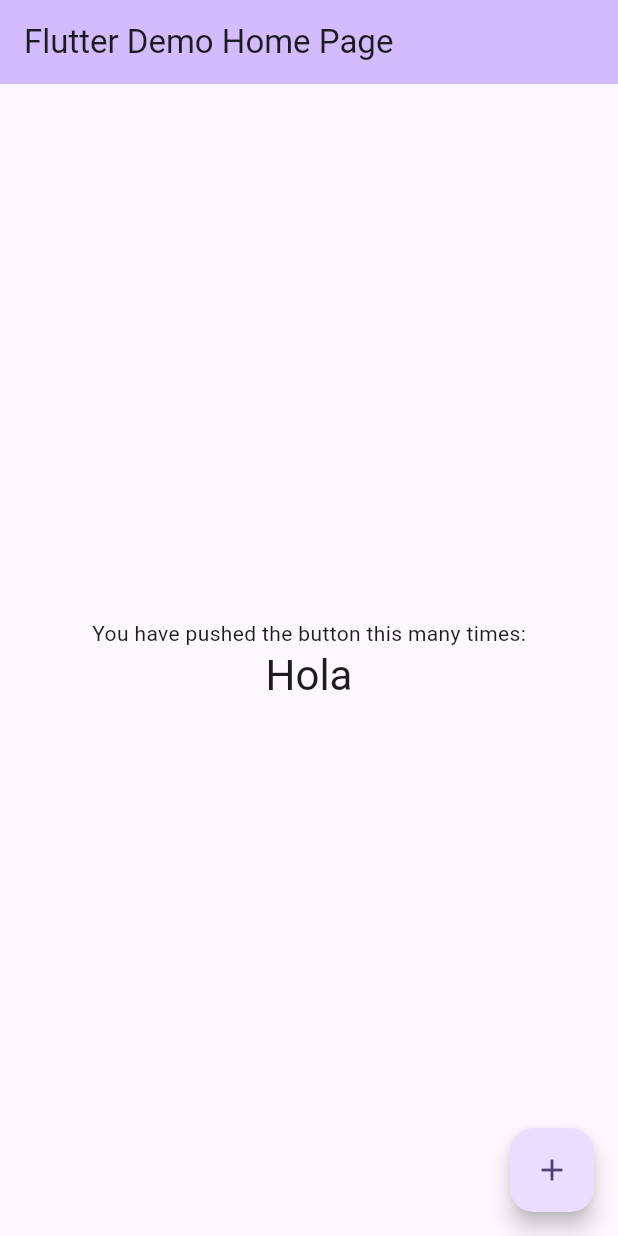
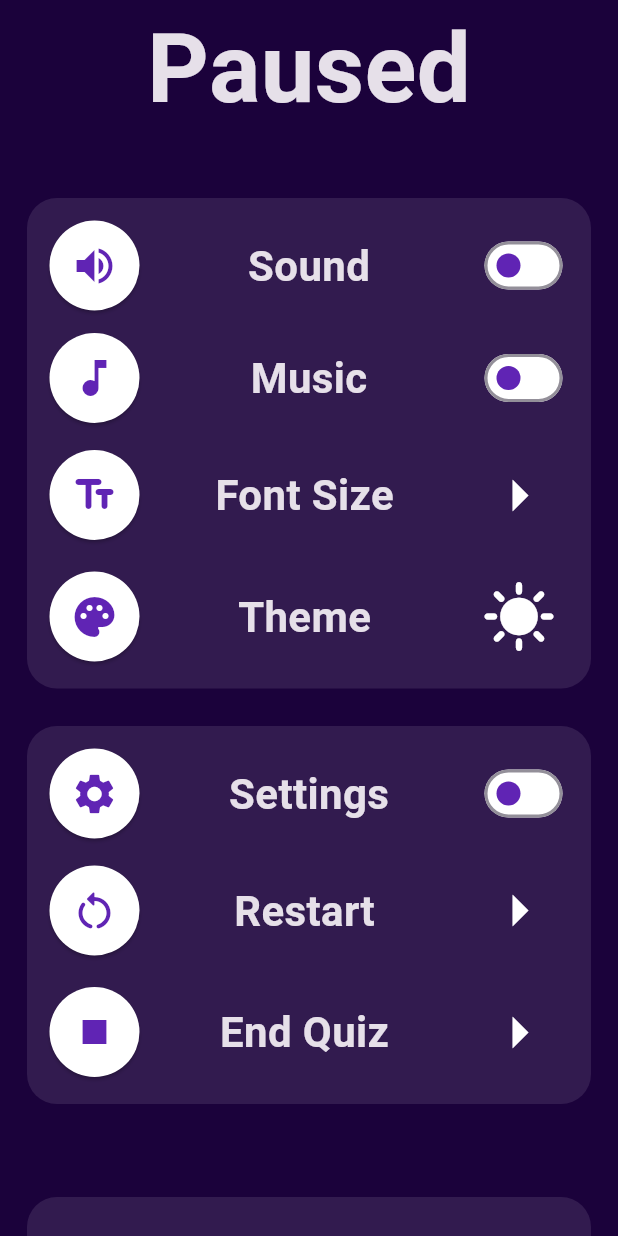
Before and after one commit to m-irfan-km-rjk/FinLit, a Flutter app: the screen it shows after launch, on a phone screen of 412 x 824 dp. Run offline on Flutter 3.47's test engine with Material 3 defaults, Android fonts, the phone set to English and light mode, and no system bars; our stand-ins replace google_fonts.

Commit message:
Pause and Homepage done

```diff
--- /dev/null
+++ b/lib/components/themes/theme.dart
@@ -0,0 +1,31 @@
+import 'package:flutter/material.dart';
+
+class AppThemes {
+  static final lightTheme = ThemeData(
+    brightness: Brightness.light,
+    scaffoldBackgroundColor: Colors.white,
+    cardColor: Colors.grey[200],
+    colorScheme: ColorScheme.light(
+      primary: Colors.deepPurple,
+      secondary: Colors.purpleAccent,
+      surface: Colors.white, // used for cards/containers
+    ),
+  );
+
+  static final darkTheme = ThemeData(
+    brightness: Brightness.dark,
+    scaffoldBackgroundColor: Color(0xFF1B023B), // your dark purple background
+    cardColor: Color(0xFF321B4F),
+    elevatedButtonTheme: ElevatedButtonThemeData(
+      style: ElevatedButton.styleFrom(
+        backgroundColor: Colors.white,          // button bg
+        foregroundColor: Color(0xFF6024B4),     // text + icon color
+      ),
+    ),
+    iconButtonTheme: IconButtonThemeData(
+      style: IconButton.styleFrom(
+        foregroundColor: Colors.white
+      )
+    )
+  );
+}
--- /dev/null
+++ b/lib/components/ui/icon_button.dart
@@ -0,0 +1,32 @@
+import 'package:flutter/material.dart';
+
+class FButton extends StatefulWidget {
+  Icon fIcon;
+  VoidCallback onPressed;
+
+  FButton({
+    super.key,
+    required this.fIcon,
+    required this.onPressed,
+  });
+
+  @override
+  State<FButton> createState() => _FButtonState();
+}
+
+class _FButtonState extends State<FButton> {
+  @override
+  Widget build(BuildContext context) {
+    return ElevatedButton(
+      onPressed: widget.onPressed,
+      style: ElevatedButton.styleFrom(
+        minimumSize: const Size(60, 60),   // width, height
+        padding: const EdgeInsets.all(10), // inner padding
+        shape: RoundedRectangleBorder(
+          borderRadius: BorderRadius.circular(50), // rounded corners
+        ),
+      ).merge(Theme.of(context).elevatedButtonTheme.style),
+      child: widget.fIcon,
+    );
+  }
+}
--- /dev/null
+++ b/lib/components/ui/setting_item.dart
@@ -0,0 +1,40 @@
+import 'package:flutter/material.dart';
+
+import 'icon_button.dart';
+
+class SettingItem extends StatefulWidget {
+
+  final Icon fIcon;
+  final String fText;
+  final Widget fWidget;
+
+  const SettingItem({
+    super.key,
+    required this.fIcon,
+    required this.fText,
+    required this.fWidget
+  });
+
+  @override
+  State<SettingItem> createState() => _SettingItemState();
+}
+
+class _SettingItemState extends State<SettingItem> {
+  @override
+  Widget build(BuildContext context) {
+    return Row(
+      mainAxisAlignment: MainAxisAlignment.spaceBetween,
+      children: [
+        FButton(fIcon: widget.fIcon,onPressed: () {}),
+        Text(
+          widget.fText,
+          style: TextStyle(
+              fontSize: 28,
+              fontWeight: FontWeight.bold
+          ),
+        ),
+        widget.fWidget
+      ],
+    );
+  }
+}
--- a/lib/main.dart
+++ b/lib/main.dart
@@ -1,3 +1,6 @@
+import 'package:finlit/components/themes/theme.dart';
+import 'package:finlit/pages/home.dart';
+import 'package:finlit/pages/pause.dart';
 import 'package:flutter/material.dart';
 
 void main() {
@@ -11,10 +14,8 @@ class MyApp extends StatelessWidget {
   Widget build(BuildContext context) {
     return MaterialApp(
       title: 'Flutter Demo',
-      theme: ThemeData(
-        colorScheme: ColorScheme.fromSeed(seedColor: Colors.deepPurple),
-      ),
-      home: const MyHomePage(title: 'Flutter Demo Home Page'),
+      theme: AppThemes.darkTheme,
+      home: const PausePage(),
     );
   }
 }
--- /dev/null
+++ b/lib/pages/pause.dart
@@ -0,0 +1,161 @@
+import 'package:flutter/material.dart';
+import '../components/ui/setting_item.dart';
+
+class PausePage extends StatefulWidget {
+  const PausePage({super.key});
+
+  @override
+  State<PausePage> createState() => _PausePageState();
+}
+
+class _PausePageState extends State<PausePage> {
+  bool sound = false;
+  bool music = false;
+
+  @override
+  Widget build(BuildContext context) {
+    return Scaffold(
+      body: Center(
+        child: Column(
+          mainAxisAlignment: MainAxisAlignment.center,
+          children: [
+            Text(
+              "Paused",
+              style: const TextStyle(
+                fontSize: 64,
+                fontWeight: FontWeight.bold,
+              ),
+            ),
+            const SizedBox(height: 40),
+            // ====== First Box ======
+            Container(
+              width: 376,
+              padding: const EdgeInsets.all(15),
+              decoration: BoxDecoration(
+                color: Theme.of(context).cardColor,
+                borderRadius: BorderRadius.circular(20),
+              ),
+              child: Column(
+                children: [
+                  SettingItem(
+                    fIcon: const Icon(Icons.volume_up, size: 32),
+                    fText: "Sound",
+                    fWidget: Switch.adaptive(
+                      value: sound,
+                      onChanged: (value) => setState(() => sound = value),
+                      activeColor: const Color(0xFF6024B4),
+                      activeTrackColor: Colors.white,
+                      inactiveThumbColor: const Color(0xFF6024B4),
+                      inactiveTrackColor: Colors.white,
+                    ),
+                  ),
+                  const SizedBox(height: 15),
+                  SettingItem(
+                    fIcon: const Icon(Icons.music_note, size: 32),
+                    fText: "Music",
+                    fWidget: Switch.adaptive(
+                      value: music,
+                      onChanged: (value) => setState(() => music = value),
+                      activeColor: const Color(0xFF6024B4),
+                      activeTrackColor: Colors.white,
+                      inactiveThumbColor: const Color(0xFF6024B4),
+                      inactiveTrackColor: Colors.white,
+                    ),
+                  ),
+                  const SizedBox(height: 15),
+                  SettingItem(
+                    fIcon: const Icon(Icons.text_fields_rounded, size: 32),
+                    fText: "Font Size",
+                    fWidget: IconButton(
+                      iconSize: 50,
+                      onPressed: () {},
+                      icon: const Icon(Icons.arrow_right),
+                    ),
+                  ),
+                  const SizedBox(height: 15),
+                  SettingItem(
+                    fIcon: const Icon(Icons.palette, size: 32),
+                    fText: "Theme",
+                    fWidget: IconButton(
+                      iconSize: 50,
+                      onPressed: () {},
+                      icon: const Icon(Icons.sunny),
+                    ),
+                  ),
+                ],
+              ),
+            ),
+            const SizedBox(height: 25),
+            // ====== Second Box ======
+            Container(
+              width: 376,
+              padding: const EdgeInsets.all(15),
+              decoration: BoxDecoration(
+                color: Theme.of(context).cardColor,
+                borderRadius: BorderRadius.circular(20),
+              ),
+              child: Column(
+                children: [
+                  SettingItem(
+                    fIcon: const Icon(Icons.settings, size: 32),
+                    fText: "Settings",
+                    fWidget: Switch.adaptive(
+                      value: sound,
+                      onChanged: (value) => setState(() => sound = value),
+                      activeColor: const Color(0xFF6024B4),
+                      activeTrackColor: Colors.white,
+                      inactiveThumbColor: const Color(0xFF6024B4),
+                      inactiveTrackColor: Colors.white,
+                    ),
+                  ),
+                  const SizedBox(height: 15),
+                  SettingItem(
+                    fIcon: const Icon(Icons.restart_alt_rounded, size: 32),
+                    fText: "Restart",
+                    fWidget: IconButton(
+                      iconSize: 50,
+                      onPressed: () {},
+                      icon: const Icon(Icons.arrow_right),
+                    ),
+                  ),
+                  const SizedBox(height: 15),
+                  SettingItem(
+                    fIcon: const Icon(Icons.stop, size: 32),
+                    fText: "End Quiz",
+                    fWidget: IconButton(
+                      iconSize: 50,
+                      onPressed: () {},
+                      icon: const Icon(Icons.arrow_right),
+                    ),
+                  ),
+                ],
+              ),
+            ),
+            SizedBox(height: 62,),
+            Container(
+              width: 376,
+              height: 87,
+              padding: EdgeInsets.symmetric(vertical: 25.0),
+              decoration: BoxDecoration(
+                color: Theme.of(context).cardColor,
+                borderRadius: BorderRadius.circular(20),
+              ),
+              child: Row(
+                mainAxisAlignment: MainAxisAlignment.center,
+                children: [
+                  Text(
+                    "Continue",
+                    style: TextStyle(
+                      fontWeight: FontWeight.bold,
+                      fontSize: 32,
+                    ),
+                  ),
+                ],
+              ),
+            )
+          ],
+        ),
+      ),
+    );
+  }
+}
```
Also changed, not shown: lib/components/misc/question.dart (added, +24 -0 lines), lib/components/ui/icon_round.dart (added, +41 -0 lines), lib/pages/home.dart (+97 -1 lines), pubspec.yaml (+5 -34 lines), assets/images/home_logo.png (added), lib/pages/quiz.dart (added), pubspec.lock.
